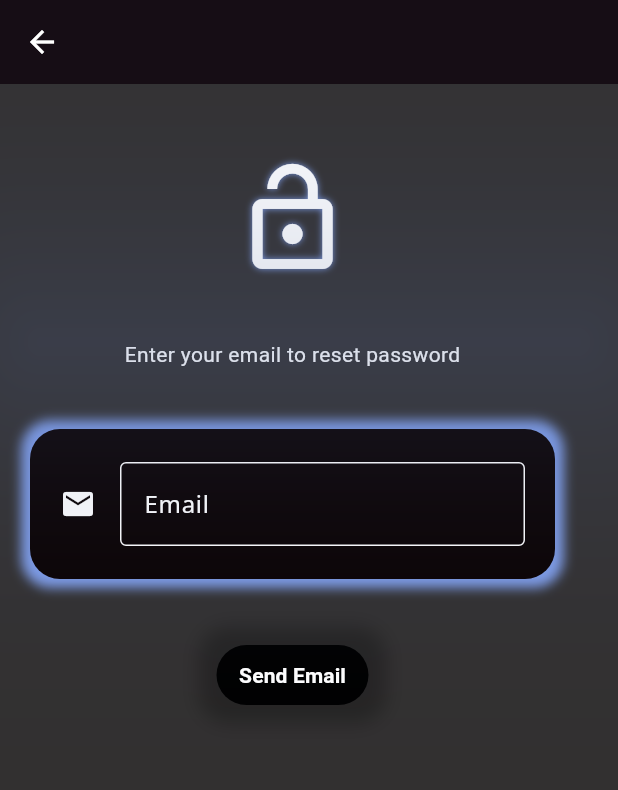
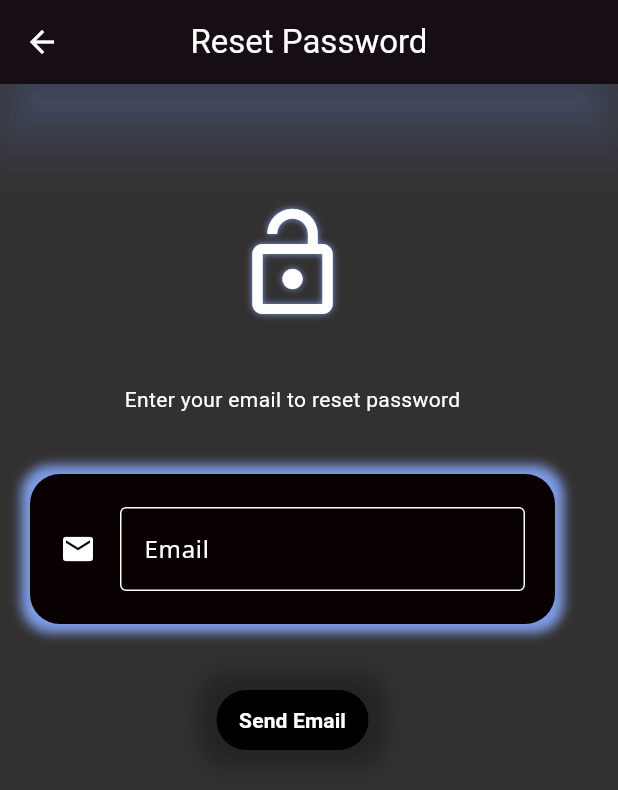
Before and after one commit to manandev18/Social-Media-App, a Flutter app: the screen it shows after launch, after a tap on "Forgot password", on a phone screen of 412 x 824 dp. Shown: the top 790 px of the screen. Run offline on Flutter 3.47's test engine with Material 3 defaults, Android fonts, the phone set to English and light mode, and no system bars; our stand-ins replace cloud_firestore, firebase_auth, firebase_core, google_fonts; accounts and stored records are empty.

```diff
--- a/lib/pages/Forgotpass.dart
+++ b/lib/pages/Forgotpass.dart
@@ -59,7 +59,10 @@ class _ForgotpasswordpageState extends State<Forgotpasswordpage> {
   Widget build(BuildContext context) {
     return Scaffold(
         appBar: AppBar(
-          elevation: 100,
+          centerTitle: true,
+          title: Text('Reset Password',
+              style: TextStyle(color: Colors.white, fontSize: 22)),
+          elevation: 20,
           shadowColor: Color.fromARGB(248, 128, 159, 236),
           backgroundColor: Color.fromARGB(255, 9, 1, 1),
           foregroundColor: Colors.white,
@@ -72,7 +75,7 @@ class _ForgotpasswordpageState extends State<Forgotpasswordpage> {
               crossAxisAlignment: CrossAxisAlignment.center,
               children: [
                 SizedBox(
-                  height: 50,
+                  height: 80,
                 ),
                 Icon(
                   Icons.lock_open,
--- a/lib/pages/homepage.dart
+++ b/lib/pages/homepage.dart
@@ -77,7 +77,7 @@ class _HomepageState extends State<Homepage> {
                     'Profile',
                     style: TextStyle(
                         color: Colors.white,
-                        fontSize: 18,
+                        fontSize: 25,
                         shadows: [Shadow(color: Colors.red, blurRadius: 4)]),
                   ),
                 ],
@@ -99,7 +99,7 @@ class _HomepageState extends State<Homepage> {
                   blurRadius: 0.5,
                 )
               ],
-              fontSize: 20),
+              fontSize: 25),
         ),
         actions: [
           InkWell(
--- a/lib/pages/loginpage.dart
+++ b/lib/pages/loginpage.dart
@@ -36,7 +36,7 @@ class _LoginpageState extends State<Loginpage> {
               mainAxisAlignment: MainAxisAlignment.center,
               children: [
                 SizedBox(
-                  height: 30,
+                  height: 60,
                 ),
                 Icon(
                   Icons.laptop,
@@ -59,10 +59,10 @@ class _LoginpageState extends State<Loginpage> {
                 Text(
                   'Glad to see you again',
                   style:
-                      GoogleFonts.notoSans(fontSize: 16, color: Colors.white),
+                      GoogleFonts.notoSans(fontSize: 20, color: Colors.white),
                 ),
                 SizedBox(
-                  height: 10,
+                  height: 20,
                 ),
                 Container(
                   padding: EdgeInsets.all(20),
@@ -141,6 +141,7 @@ class _LoginpageState extends State<Loginpage> {
                           'Forgot password',
                           style: TextStyle(
                               color: Color.fromARGB(255, 131, 79, 219),
+                              fontSize: 16,
                               fontWeight: FontWeight.bold),
                         ),
                       ),
@@ -170,25 +171,25 @@ class _LoginpageState extends State<Loginpage> {
                         style: TextStyle(
                             color: Colors.white,
                             fontWeight: FontWeight.bold,
-                            fontSize: 14),
+                            fontSize: 20),
                       ),
                     ),
                   );
                 }),
-                SizedBox(height: 10),
+                SizedBox(height: 30),
                 Row(
                   mainAxisAlignment: MainAxisAlignment.center,
                   children: [
                     Text(
                       "Don't have an account ?",
-                      style: TextStyle(fontSize: 16, color: Colors.white),
+                      style: TextStyle(fontSize: 20, color: Colors.white),
                     ),
                     InkWell(
                       onTap: widget.showregpage,
                       child: Text(' Sign up',
                           style: TextStyle(
                               color: Color.fromARGB(255, 3, 89, 239),
-                              fontSize: 16,
+                              fontSize: 20,
                               fontWeight: FontWeight.bold)),
                     )
                   ],
--- a/lib/pages/profilepage.dart
+++ b/lib/pages/profilepage.dart
@@ -48,7 +48,7 @@ class _ProfilepageState extends State<Profilepage> {
         foregroundColor: Colors.white,
         title: Text(
           'Profile',
-          style: TextStyle(color: Colors.white, fontSize: 18, shadows: [
+          style: TextStyle(color: Colors.white, fontSize: 25, shadows: [
             Shadow(
               color: Colors.red,
               blurRadius: 4,
```
Also changed, not shown: lib/pages/registerpage.dart (+8 -8 lines), 4 other files.
